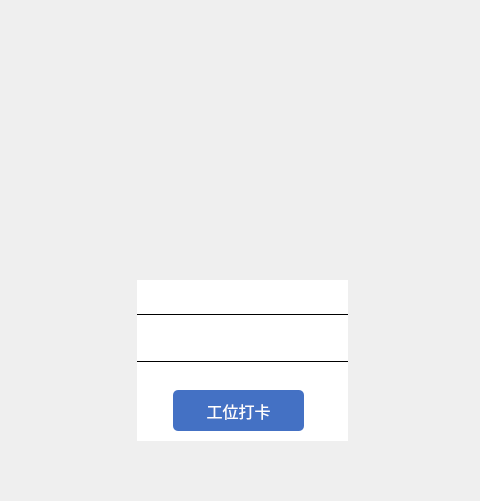
Qt form login.ui (jaueone/Magnetic) before a commit; both pictures show x 263 to 743 and y 0 to 501 of the 1024 by 598 pixel window.
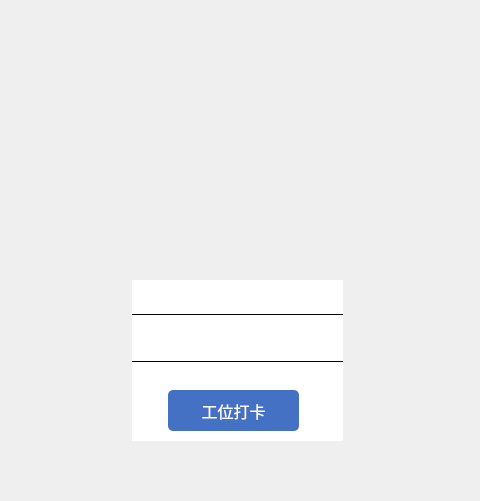
The same form after that commit. Icons and pictures are not drawn.

Diff of the .ui file:
```diff
--- a/login.ui
+++ b/login.ui
@@ -19,7 +19,7 @@
   <widget class="QWidget" name="widget" native="true">
    <property name="geometry">
     <rect>
-     <x>400</x>
+     <x>395</x>
      <y>280</y>
      <width>211</width>
      <height>161</height>
@@ -106,7 +106,7 @@
   <widget class="QLabel" name="label">
    <property name="geometry">
     <rect>
-     <x>463</x>
+     <x>430</x>
      <y>120</y>
      <width>131</width>
      <height>141</height>
```
